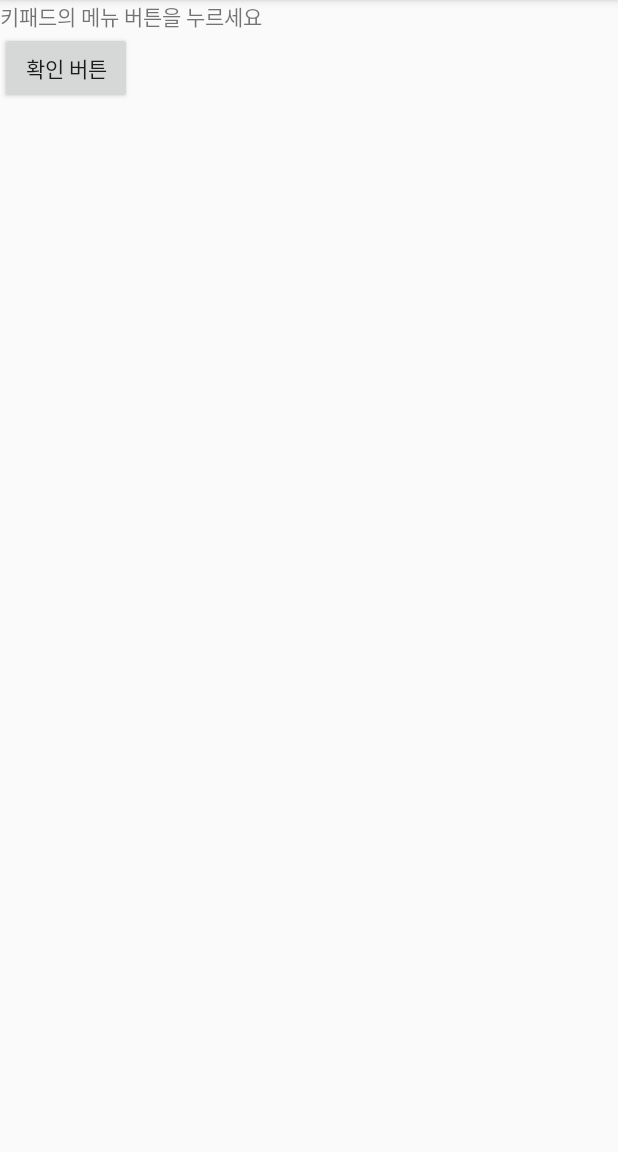
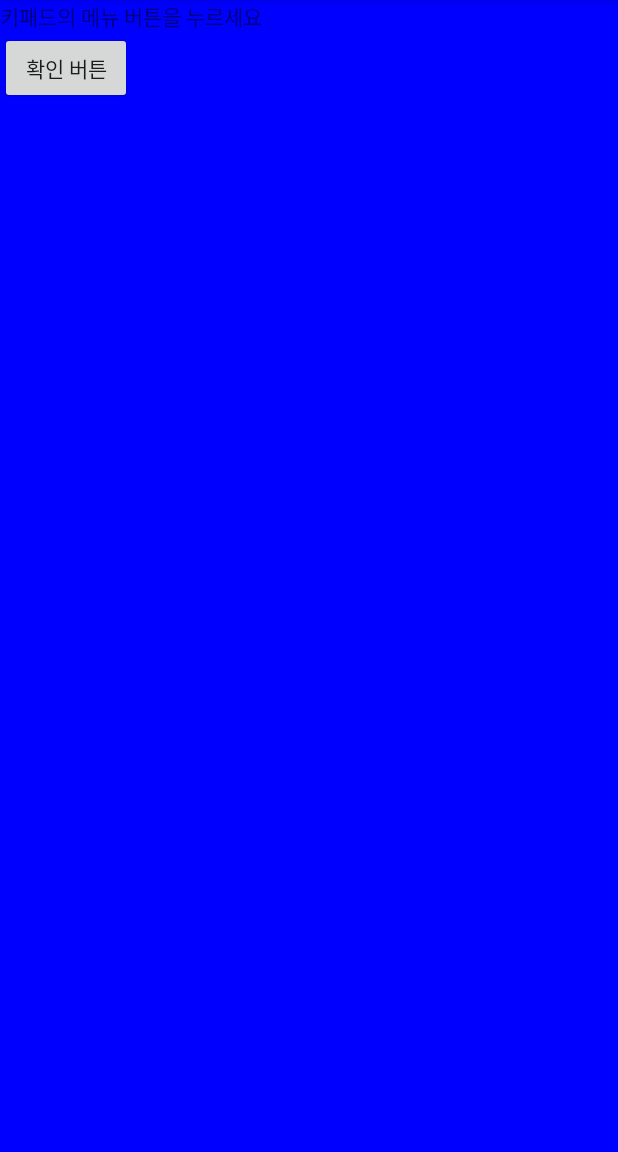
Before and after one commit to pigjehong/OptionMenuTest, an Android app: the screen it shows after launch (MainActivity), in the options menu, after a tap on "배경색(파랑)", on a phone screen of 412 x 824 dp, the part 84-1236 px from its top. Run offline under Robolectric (Android 15) with nearby library versions, the phone set to English and light mode, and no system bars.

Commit message:
#4 OptionMenu Event Handling

```diff
--- a/app/src/main/java/com/example/appcrate38/optionmenutest/MainActivity.java
+++ b/app/src/main/java/com/example/appcrate38/optionmenutest/MainActivity.java
@@ -1,18 +1,25 @@
 package com.example.appcrate38.optionmenutest;
 
+import android.graphics.Color;
 import android.os.PersistableBundle;
 import android.support.annotation.Nullable;
 import android.support.v7.app.AppCompatActivity;
 import android.os.Bundle;
 import android.view.Menu;
 import android.view.MenuInflater;
+import android.view.MenuItem;
+import android.widget.Button;
+import android.widget.LinearLayout;
 
 public class MainActivity extends AppCompatActivity {
-
+    LinearLayout linear;
+    Button but;
     @Override
     protected void onCreate(Bundle savedInstanceState) {
         super.onCreate(savedInstanceState);
         setContentView(R.layout.activity_main);
+        linear=(LinearLayout) findViewById(R.id.linear);
+        but=(Button)findViewById(R.id.but_ok);
     }
 
     @Override
@@ -22,4 +29,27 @@ public class MainActivity extends AppCompatActivity {
         mInflater.inflate(R.menu.menu1, menu);
         return true;
     }
+
+    @Override
+    public boolean onOptionsItemSelected(MenuItem item) {
+        super.onOptionsItemSelected(item);
+        switch(item.getItemId()){
+            case R.id.item_blue:
+                linear.setBackgroundColor(Color.BLUE);
+                return true;
+            case R.id.item_red:
+                linear.setBackgroundColor(Color.RED);
+                return true;
+            case R.id.item_yellow:
+                linear.setBackgroundColor(Color.YELLOW);
+                return true;
+            case R.id.item_but_rotate:
+                but.setRotation(but.getRotation()+45);
+                return true;
+            case R.id.item_but_size:
+                but.setScaleX( but.getScaleX()*1.5f);
+                return true;
+        }
+        return false;
+    }
 }
--- a/app/src/main/res/layout/activity_main.xml
+++ b/app/src/main/res/layout/activity_main.xml
@@ -5,6 +5,7 @@
     android:layout_width="match_parent"
     android:layout_height="match_parent"
     android:orientation="vertical"
+    android:id="@+id/linear"
     tools:context="com.example.appcrate38.optionmenutest.MainActivity">
 
     <TextView
```
